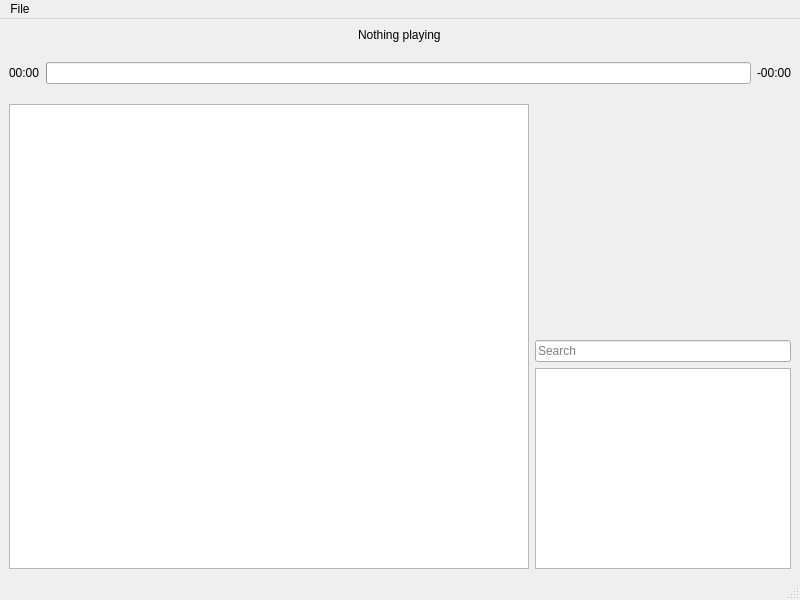
First picture: the form in sarge/resources/main_window.ui, repository bitcastza/sarge, before the edit.
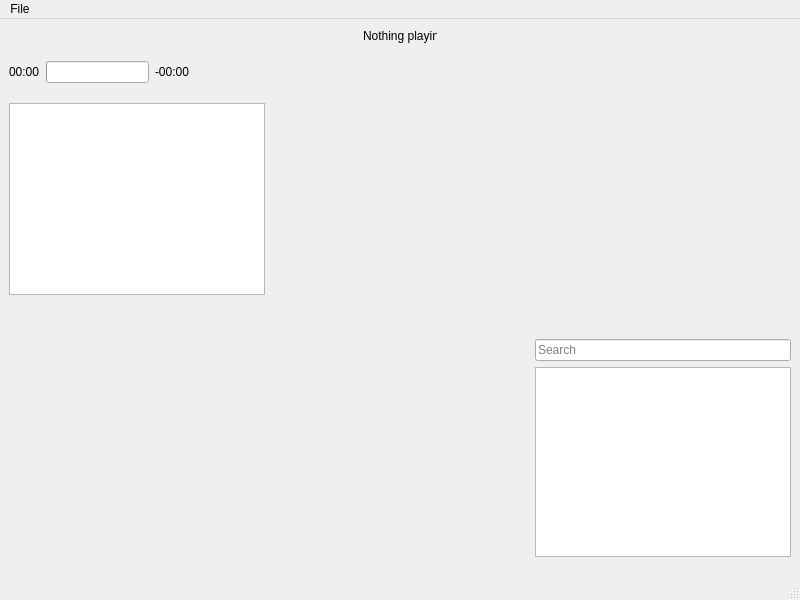
Second picture: the form after the edit. Custom widgets are drawn as their Qt base class.

```diff
--- a/sarge/resources/main_window.ui
+++ b/sarge/resources/main_window.ui
@@ -14,9 +14,15 @@
    <string>Sarge</string>
   </property>
   <widget class="QWidget" name="centralwidget">
-   <layout class="QGridLayout" name="gridLayout" rowstretch="0,0,0,0" columnstretch="1,0">
-    <item row="1" column="0" colspan="2">
      <widget class="QWidget" name="now_playing_widget" native="true">
+    <property name="geometry">
+     <rect>
+      <x>9</x>
+      <y>28</y>
+      <width>180</width>
+      <height>50</height>
+     </rect>
+    </property>
       <property name="minimumSize">
        <size>
         <width>0</width>
@@ -62,9 +68,15 @@
        </item>
       </layout>
      </widget>
-    </item>
-    <item row="2" column="0" rowspan="2">
      <widget class="QListWidget" name="playlist_view">
+    <property name="geometry">
+     <rect>
+      <x>9</x>
+      <y>84</y>
+      <width>256</width>
+      <height>192</height>
+     </rect>
+    </property>
       <property name="styleSheet">
        <string notr="true">border-bottom-color: rgb(97, 101, 105);</string>
       </property>
@@ -78,9 +90,15 @@
        <enum>QAbstractItemView::NoSelection</enum>
       </property>
      </widget>
-    </item>
-    <item row="3" column="1">
      <widget class="QWidget" name="library_widget" native="true">
+    <property name="geometry">
+     <rect>
+      <x>535</x>
+      <y>320</y>
+      <width>256</width>
+      <height>218</height>
+     </rect>
+    </property>
       <layout class="QGridLayout" name="library_layout" rowstretch="0,0" columnstretch="0">
        <property name="leftMargin">
         <number>0</number>
@@ -128,9 +146,15 @@
        </item>
       </layout>
      </widget>
-    </item>
-    <item row="0" column="0" colspan="2" alignment="Qt::AlignHCenter">
      <widget class="QLabel" name="now_playing_tack_label">
+    <property name="geometry">
+     <rect>
+      <x>363</x>
+      <y>9</y>
+      <width>74</width>
+      <height>16</height>
+     </rect>
+    </property>
       <property name="sizePolicy">
        <sizepolicy hsizetype="Expanding" vsizetype="Fixed">
         <horstretch>0</horstretch>
@@ -141,9 +165,15 @@
        <string>Nothing playing</string>
       </property>
      </widget>
-    </item>
-    <item row="2" column="1">
      <widget class="QWidget" name="pallet_widget" native="true">
+    <property name="geometry">
+     <rect>
+      <x>535</x>
+      <y>84</y>
+      <width>256</width>
+      <height>230</height>
+     </rect>
+    </property>
       <property name="sizePolicy">
        <sizepolicy hsizetype="Expanding" vsizetype="Expanding">
         <horstretch>0</horstretch>
@@ -168,8 +198,6 @@
        </property>
       </layout>
      </widget>
-    </item>
-   </layout>
   </widget>
   <widget class="QMenuBar" name="menubar">
    <property name="geometry">
```
Left out of the diff: 6 changed lines with no effect on the pictures. Lines whose indentation alone changed are shown as unchanged.
